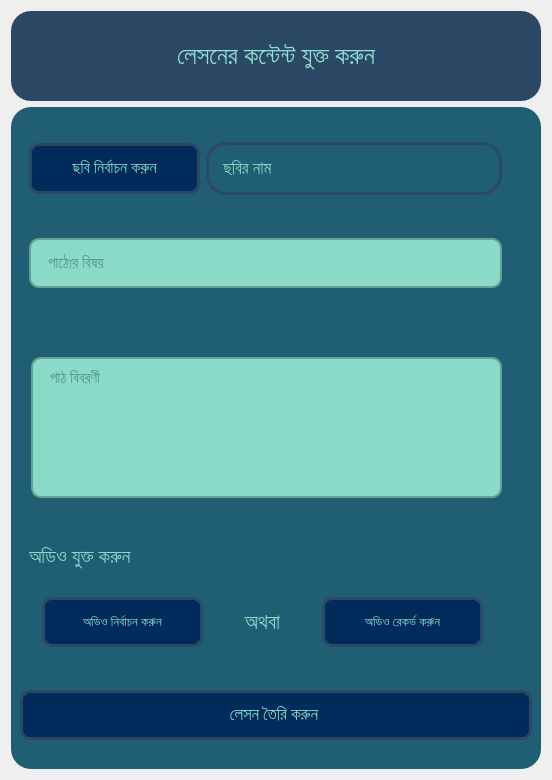
The window that EmPower/Frontend/PyQt_UI/add_lesson_content.ui (ahmedfahad04/SPL-2) describes before a commit, drawn with Qt 5.
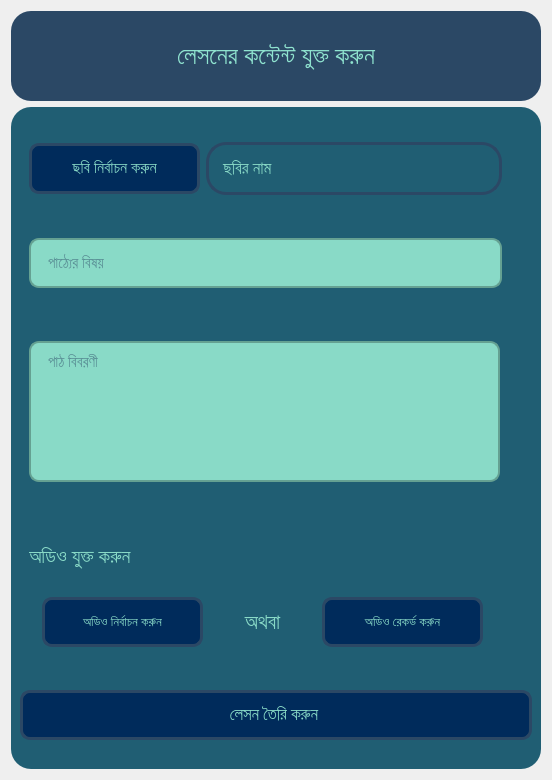
The same window after the commit.

Patch:
```diff
--- a/EmPower/Frontend/PyQt_UI/add_lesson_content.ui
+++ b/EmPower/Frontend/PyQt_UI/add_lesson_content.ui
@@ -249,15 +249,9 @@
         <property name="frameShadow">
          <enum>QFrame::Raised</enum>
         </property>
-        <widget class="QLineEdit" name="input_guardian">
-         <property name="geometry">
-          <rect>
-           <x>11</x>
-           <y>35</y>
-           <width>471</width>
-           <height>141</height>
-          </rect>
-         </property>
+        <layout class="QVBoxLayout" name="verticalLayout_4">
+         <item>
+          <widget class="QLineEdit" name="edit_lesson_description">
          <property name="minimumSize">
           <size>
            <width>471</width>
@@ -291,6 +285,8 @@
           <string>পাঠ বিবরণী</string>
          </property>
         </widget>
+         </item>
+        </layout>
        </widget>
       </item>
       <item>
```
Left out of the diff: 10 changed lines with no effect on the pictures. Lines whose indentation alone changed are shown as unchanged.
